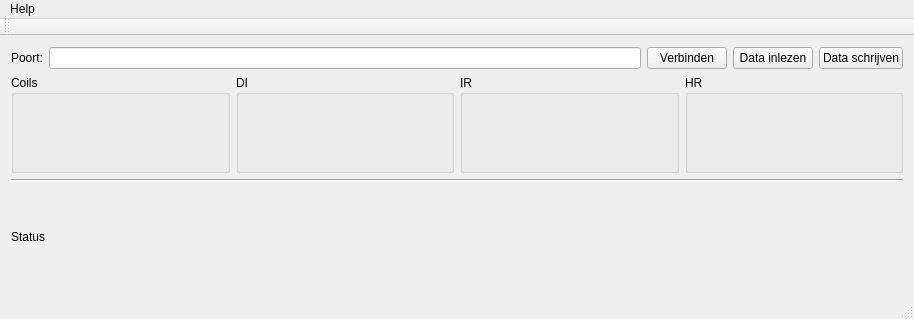
First picture: the form in Modbus_Testopstelling1/mainwindow.ui, repository robbe000/Modbus_Testopstelling1, before the edit.
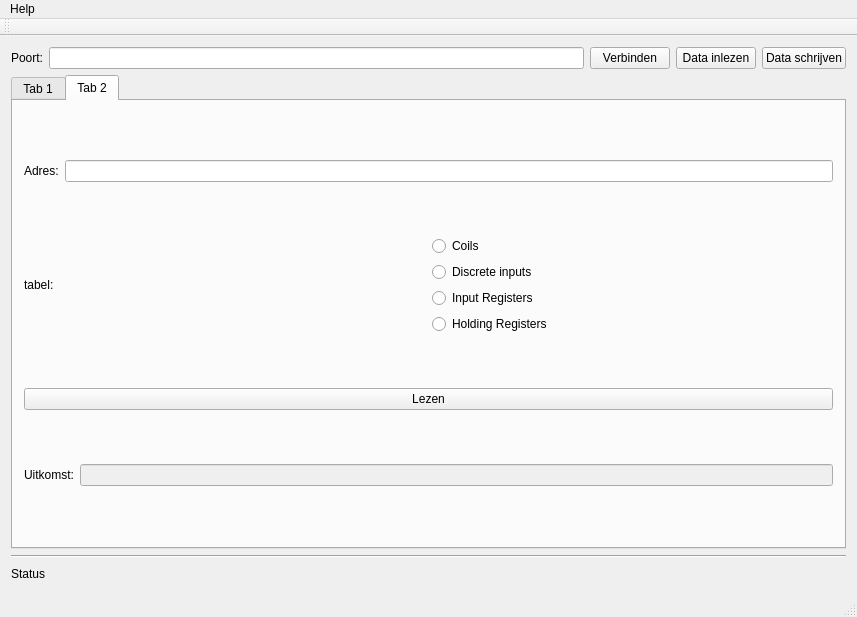
Second picture: the form after the edit.

Commit message: Opvragen individuele adressen in verschillende tabel

Patch:
```diff
--- a/Modbus_Testopstelling1/mainwindow.ui
+++ b/Modbus_Testopstelling1/mainwindow.ui
@@ -6,8 +6,8 @@
    <rect>
     <x>0</x>
     <y>0</y>
-    <width>914</width>
-    <height>319</height>
+    <width>857</width>
+    <height>617</height>
    </rect>
   </property>
   <property name="windowTitle">
@@ -51,6 +51,16 @@
      </layout>
     </item>
     <item>
+     <widget class="QTabWidget" name="tabWidget">
+      <property name="currentIndex">
+       <number>1</number>
+      </property>
+      <widget class="QWidget" name="tab">
+       <attribute name="title">
+        <string>Tab 1</string>
+       </attribute>
+       <layout class="QHBoxLayout" name="horizontalLayout_4">
+        <item>
      <layout class="QHBoxLayout" name="horizontalLayout_3">
       <item>
        <widget class="QGroupBox" name="coils">
@@ -82,6 +92,105 @@
       </item>
      </layout>
     </item>
+       </layout>
+      </widget>
+      <widget class="QWidget" name="tab_2">
+       <attribute name="title">
+        <string>Tab 2</string>
+       </attribute>
+       <layout class="QVBoxLayout" name="verticalLayout_3">
+        <item>
+         <layout class="QHBoxLayout" name="horizontalLayout_5">
+          <property name="sizeConstraint">
+           <enum>QLayout::SetMinimumSize</enum>
+          </property>
+          <item>
+           <widget class="QLabel" name="label_2">
+            <property name="text">
+             <string>Adres:</string>
+            </property>
+           </widget>
+          </item>
+          <item>
+           <widget class="QLineEdit" name="adres"/>
+          </item>
+         </layout>
+        </item>
+        <item>
+         <layout class="QHBoxLayout" name="horizontalLayout_6">
+          <item>
+           <widget class="QLabel" name="label_3">
+            <property name="text">
+             <string>tabel:</string>
+            </property>
+           </widget>
+          </item>
+          <item>
+           <layout class="QVBoxLayout" name="verticalLayout_2">
+            <item>
+             <widget class="QRadioButton" name="radio_coils">
+              <property name="text">
+               <string>Coils</string>
+              </property>
+             </widget>
+            </item>
+            <item>
+             <widget class="QRadioButton" name="radio_DI">
+              <property name="text">
+               <string>Discrete inputs</string>
+              </property>
+             </widget>
+            </item>
+            <item>
+             <widget class="QRadioButton" name="radio_IR">
+              <property name="text">
+               <string>Input Registers</string>
+              </property>
+             </widget>
+            </item>
+            <item>
+             <widget class="QRadioButton" name="radio_HR">
+              <property name="text">
+               <string>Holding Registers</string>
+              </property>
+             </widget>
+            </item>
+           </layout>
+          </item>
+         </layout>
+        </item>
+        <item>
+         <widget class="QPushButton" name="knop_adresInlezen">
+          <property name="text">
+           <string>Lezen</string>
+          </property>
+         </widget>
+        </item>
+        <item>
+         <layout class="QHBoxLayout" name="horizontalLayout_7">
+          <property name="sizeConstraint">
+           <enum>QLayout::SetMinimumSize</enum>
+          </property>
+          <item>
+           <widget class="QLabel" name="label_4">
+            <property name="text">
+             <string>Uitkomst:</string>
+            </property>
+           </widget>
+          </item>
+          <item>
+           <widget class="QLineEdit" name="uitkomst">
+            <property name="enabled">
+             <bool>false</bool>
+            </property>
+           </widget>
+          </item>
+         </layout>
+        </item>
+       </layout>
+      </widget>
+     </widget>
+    </item>
     <item>
      <widget class="Line" name="line">
       <property name="orientation">
@@ -91,6 +200,9 @@
     </item>
     <item>
      <layout class="QHBoxLayout" name="horizontalLayout_2">
+      <property name="sizeConstraint">
+       <enum>QLayout::SetMinimumSize</enum>
+      </property>
       <item>
        <widget class="QLabel" name="status">
         <property name="text">
@@ -123,7 +235,7 @@
     <rect>
      <x>0</x>
      <y>0</y>
-     <width>914</width>
+     <width>857</width>
      <height>21</height>
     </rect>
    </property>
```
Lines whose indentation alone changed are shown as unchanged. The commit also changes 4 other files.
